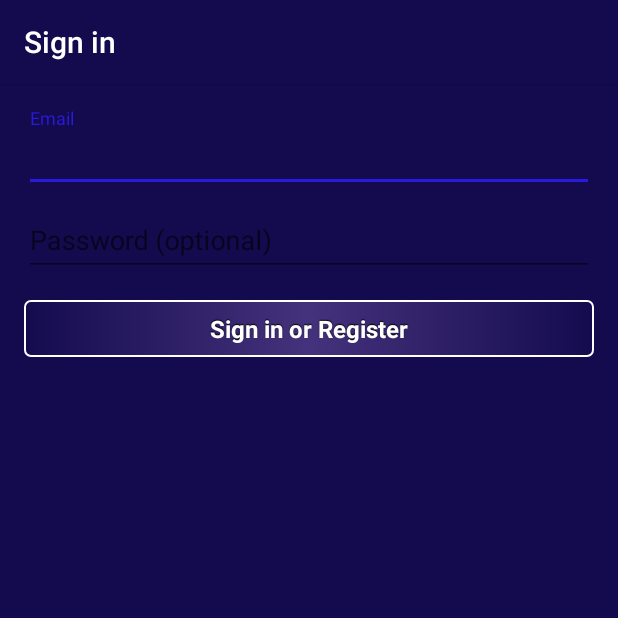
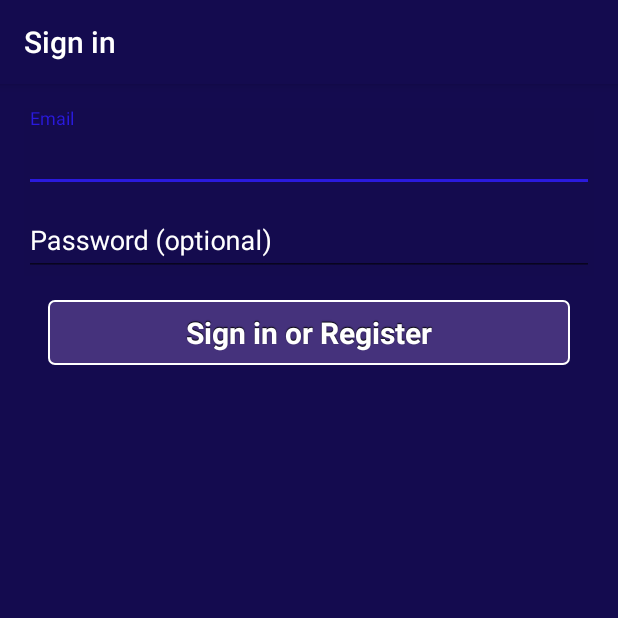
Before and after one commit to BrunoVianaSP/android-java, an Android app: the screen it shows after launch (LoginActivity), on a phone screen of 412 x 824 dp, the top half of it. Run offline under Robolectric (Android 15) with nearby library versions, the light colour scheme and no system bars; 2 statements that could not run were skipped.

Commit message:
Login simple

```diff
--- a/androidjava/app/src/main/res/drawable/button_enabled.xml
+++ b/androidjava/app/src/main/res/drawable/button_enabled.xml
@@ -1,8 +1,8 @@
 <shape xmlns:android="http://schemas.android.com/apk/res/android" android:shape="rectangle">
     <gradient
-        android:startColor="@color/primaryColor"
+        android:startColor="@color/primaryLightColor"
         android:centerColor="@color/primaryLightColor"
-        android:endColor="@color/primaryColor"
+        android:endColor="@color/primaryLightColor"
         android:angle="180"/>
     <padding android:left="@dimen/small_padding"
         android:top="@dimen/small_padding"
--- a/androidjava/app/src/main/res/layout/activity_login.xml
+++ b/androidjava/app/src/main/res/layout/activity_login.xml
@@ -21,7 +21,8 @@
     <ScrollView
         android:id="@+id/login_form"
         android:layout_width="match_parent"
-        android:layout_height="match_parent">
+        android:layout_height="wrap_content"
+        android:layout_gravity="center">
 
         <LinearLayout
             android:id="@+id/email_login_form"
@@ -30,9 +31,7 @@
             android:orientation="vertical">
 
             <android.support.design.widget.TextInputLayout
-                android:layout_width="match_parent"
-                android:layout_height="wrap_content">
-
+                style="@style/textInputLayout">
                 <AutoCompleteTextView
                     android:id="@+id/email"
                     android:layout_width="match_parent"
@@ -41,14 +40,13 @@
                     android:inputType="textEmailAddress"
                     android:maxLines="1"
                     android:singleLine="true"
+                    android:textColor="@color/primaryTextColor"
+                    android:textColorHint="@color/primaryTextColor"
                     />
-
             </android.support.design.widget.TextInputLayout>
 
             <android.support.design.widget.TextInputLayout
-                android:layout_width="match_parent"
-                android:layout_height="wrap_content">
-
+                style="@style/textInputLayout">
                 <EditText
                     android:id="@+id/password"
                     android:layout_width="match_parent"
@@ -65,11 +63,8 @@
 
             <Button
                 android:id="@+id/email_sign_in_button"
-                android:layout_width="match_parent"
-                android:layout_height="wrap_content"
-                android:layout_marginTop="@dimen/default_margin"
-                android:text="@string/action_sign_in"
-                android:textStyle="bold" />
+                style="@style/button"
+                android:text="@string/action_sign_in" />
 
         </LinearLayout>
     </ScrollView>
--- a/androidjava/app/src/main/res/values/colors.xml
+++ b/androidjava/app/src/main/res/values/colors.xml
@@ -5,7 +5,10 @@
     <color name="black_overlay">#66000000</color>
 
     <color name="primaryColor">#140b4f</color>
+    <color name="primaryAlphaColor">#AA140b4f</color>
     <color name="primaryLightColor">#45327c</color>
+    <color name="primaryAlphaLightColor">#AA45327c</color>
+
     <color name="primaryDarkColor">#000028</color>
     <color name="secondaryColor">#2a1a9b</color>
     <color name="secondaryLightColor">#6445cd</color>
@@ -14,4 +17,5 @@
     <color name="secondaryTextColor">#ffffff</color>
     <color name="colorAccent">#2a1aDD</color>
     <color name="default_stroke_color">#FFFFFF</color>
+    <color name="white">#FFFFFF</color>
 </resources>
--- a/androidjava/app/src/main/res/values/dimens.xml
+++ b/androidjava/app/src/main/res/values/dimens.xml
@@ -13,5 +13,6 @@
     <dimen name="big_padding">32dp</dimen>
     <dimen name="default_stroke_width">1dip</dimen>
     <dimen name="default_radius">4dp</dimen>
+    <dimen name="small_text_size">16sp</dimen>
 
 </resources>
--- a/androidjava/app/src/main/res/values/styles.xml
+++ b/androidjava/app/src/main/res/values/styles.xml
@@ -7,8 +7,8 @@
         <item name="colorPrimaryDark">@color/primaryDarkColor</item>
         <item name="colorAccent">@color/colorAccent</item>
         <item name="android:textColor">@color/primaryTextColor</item>
-
         <item name="android:buttonStyle">@style/button</item>
+        <item name="android:textViewStyle">@style/textView</item>
     </style>
 
     <style name="FullscreenTheme" parent="AppTheme">
@@ -24,19 +24,36 @@
     </style>
 
     <style name="button" parent="@android:style/Widget.Button">
+        <item name="android:layout_width">match_parent</item>
+        <item name="android:layout_height">wrap_content</item>
+        <item name="android:layout_margin">@dimen/default_margin</item>
         <item name="android:gravity">center_vertical|center_horizontal</item>
         <item name="android:textColor">#FFFFFFFF</item>
         <item name="android:shadowColor">#FF000000</item>
         <item name="android:shadowDx">0</item>
         <item name="android:shadowDy">-1</item>
         <item name="android:shadowRadius">0.2</item>
-        <item name="android:textSize">16dip</item>
+        <item name="android:textSize">@dimen/default_text_size</item>
         <item name="android:textStyle">bold</item>
         <item name="android:background">@drawable/button</item>
         <item name="android:focusable">true</item>
         <item name="android:clickable">true</item>
     </style>
 
+    <style name="textView" parent="@android:style/Widget.TextView">
+        <item name="android:layout_width">match_parent</item>
+        <item name="android:layout_height">wrap_content</item>
+        <item name="android:textColor">@color/primaryTextColor</item>
+    </style>
 
+    <style name="textInputLayout" parent="Widget.Design.TextInputLayout">
+        <item name="android:layout_width">match_parent</item>
+        <item name="android:layout_height">wrap_content</item>
+        <item name="android:textColorHint">@color/primaryTextColor</item>
+        <item name="android:textColor">@color/primaryTextColor</item>
+        <item name="android:background">@color/primaryAlphaColor</item>
+    </style>
+
+    <dimen name="default_text_size">20dp</dimen>
 
 </resources>
```
